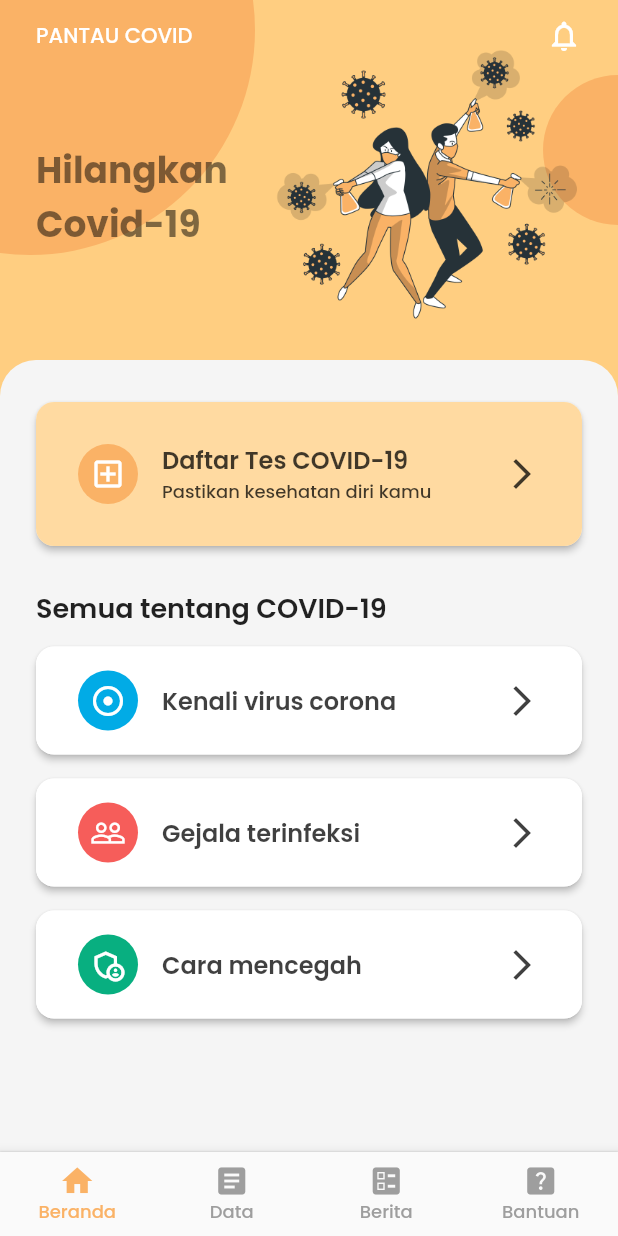
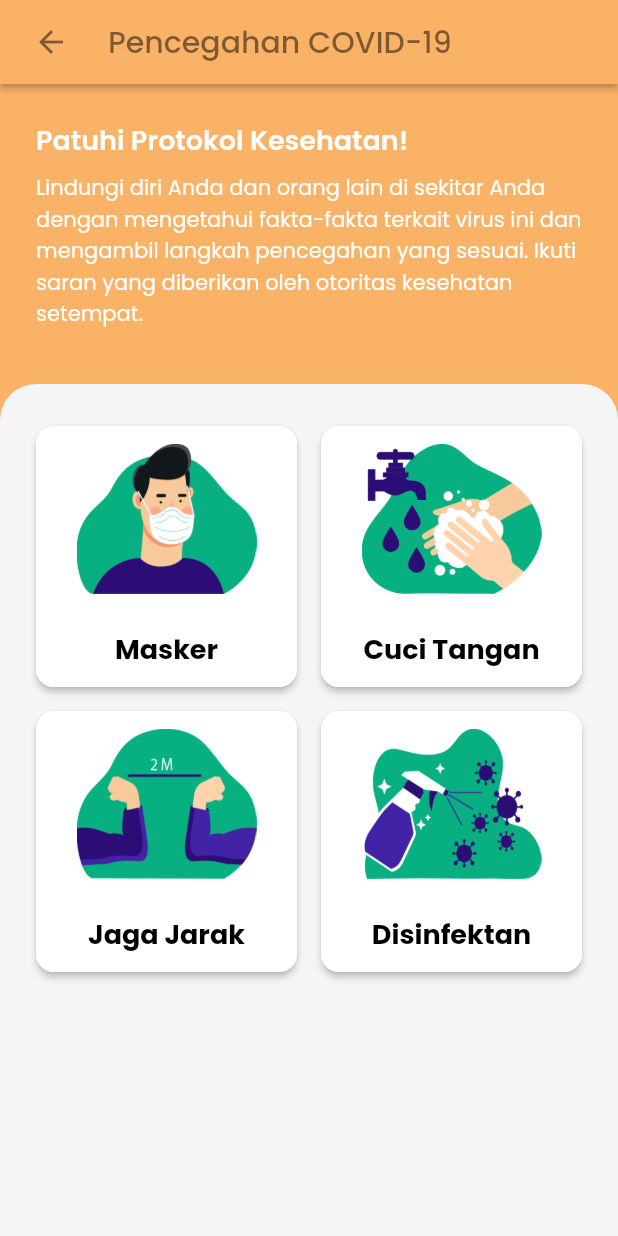
Before and after one commit to nailnafir/pantau-covid, a Flutter app: the screen it shows after launch, after a tap on "Cara mencegah", on a phone screen of 412 x 824 dp. Run offline on Flutter 3.47's test engine with Material 2 defaults, Android fonts, the phone set to English and light mode, and no system bars; our stand-ins replace carousel_slider, get, lottie, percent_indicator, shimmer; missing offline and left inert: web_scraper; network calls fail.

Commit message:
add prevention page

```diff
--- a/lib/pages/home_page.dart
+++ b/lib/pages/home_page.dart
@@ -201,7 +201,9 @@ class _HomePageState extends State<HomePage> {
                     ),
                     SizedBox(height: SpaceConfig.shortSpace),
                     InkWell(
-                      onTap: () {},
+                      onTap: () {
+                        Get.to(PreventionPage());
+                      },
                       child: ListCardOneLine(
                         backgroundIconColor: ColorTheme.greenColor,
                         tileColor: Colors.white,
--- a/lib/pages/pages.dart
+++ b/lib/pages/pages.dart
@@ -18,3 +18,4 @@ part 'support_page.dart';
 part 'faq_page.dart';
 part 'about_page.dart';
 part 'symptoms_page.dart';
+part 'prevention_page.dart';
--- /dev/null
+++ b/lib/pages/prevention_page.dart
@@ -0,0 +1,132 @@
+part of 'pages.dart';
+
+class PreventionPage extends StatelessWidget {
+  const PreventionPage({Key? key}) : super(key: key);
+
+  @override
+  Widget build(BuildContext context) {
+    return Scaffold(
+      backgroundColor: ColorTheme.bgLight,
+      appBar: AppBar(
+        elevation: 2,
+        backgroundColor: ColorTheme.secondaryColor,
+        leading: Container(
+          margin: EdgeInsets.only(left: SpaceConfig.normalSpace),
+          child: IconButton(
+            onPressed: () {
+              Get.back();
+            },
+            icon: Icon(
+              Icons.arrow_back,
+              color: Colors.black.withOpacity(0.5),
+            ),
+          ),
+        ),
+        title: Text(
+          "Pencegahan COVID-19",
+          style: TypeTheme.titleTextFont.copyWith(
+            fontWeight: FontWeight.w500,
+            color: Colors.black.withOpacity(0.5),
+          ),
+        ),
+      ),
+      body: SafeArea(
+        child: Stack(
+          children: [
+            Container(
+              color: ColorTheme.secondaryColor,
+              height: 350,
+            ),
+            _buildBody(),
+          ],
+        ),
+      ),
+    );
+  }
+
+  _buildBody() {
+    return ListView(
+      children: [
+        _description(),
+        _content(),
+      ],
+    );
+  }
+
+  _description() {
+    return Container(
+        padding: EdgeInsets.all(SpaceConfig.longSpace),
+        child: Builder(
+          builder: (context) {
+            return Column(
+              crossAxisAlignment: CrossAxisAlignment.start,
+              mainAxisAlignment: MainAxisAlignment.start,
+              children: [
+                Text(
+                  "Patuhi Protokol Kesehatan!",
+                  style: TypeTheme.subTitleTextFont.copyWith(
+                    fontWeight: FontWeight.w600,
+                    color: Colors.white,
+                  ),
+                ),
+                SizedBox(height: SpaceConfig.shortSpace),
+                Text(
+                  "Lindungi diri Anda dan orang lain di sekitar Anda dengan mengetahui fakta-fakta terkait virus ini dan mengambil langkah pencegahan yang sesuai. Ikuti saran yang diberikan oleh otoritas kesehatan setempat.",
+                  style: TypeTheme.normalTextFont.copyWith(color: Colors.white),
+                ),
+                SizedBox(height: SpaceConfig.normalSpace),
+              ],
+            );
+          },
+        ));
+  }
+
+  _content() {
+    return Container(
+      decoration: BoxDecoration(
+        color: ColorTheme.bgLight,
+        borderRadius:
+            BorderRadius.vertical(top: Radius.circular(SpaceConfig.longSpace)),
+      ),
+      child: Builder(
+        builder: (context) {
+          return Column(
+            children: [
+              Container(
+                margin: EdgeInsets.symmetric(vertical: SpaceConfig.longSpace),
+                height: MediaQuery.of(context).size.height / 2.2,
+                child: GridView.count(
+                  padding: EdgeInsets.symmetric(
+                      horizontal: SpaceConfig.longSpace - 4),
+                  crossAxisCount: 2,
+                  crossAxisSpacing: SpaceConfig.shortSpace,
+                  mainAxisSpacing: SpaceConfig.shortSpace,
+                  childAspectRatio: 1.0,
+                  primary: false,
+                  children: [
+                    NormalBoxCard(
+                      imagePath: 'assets/images/prevention_mask.png',
+                      title: 'Masker',
+                    ),
+                    NormalBoxCard(
+                      imagePath: 'assets/images/prevention_wash.png',
+                      title: 'Cuci Tangan',
+                    ),
+                    NormalBoxCard(
+                      imagePath: 'assets/images/prevention_distance.png',
+                      title: 'Jaga Jarak',
+                    ),
+                    NormalBoxCard(
+                      imagePath: 'assets/images/prevention_disinfectant.png',
+                      title: 'Disinfektan',
+                    ),
+                  ],
+                ),
+              ),
+            ],
+          );
+        },
+      ),
+    );
+  }
+}
```
